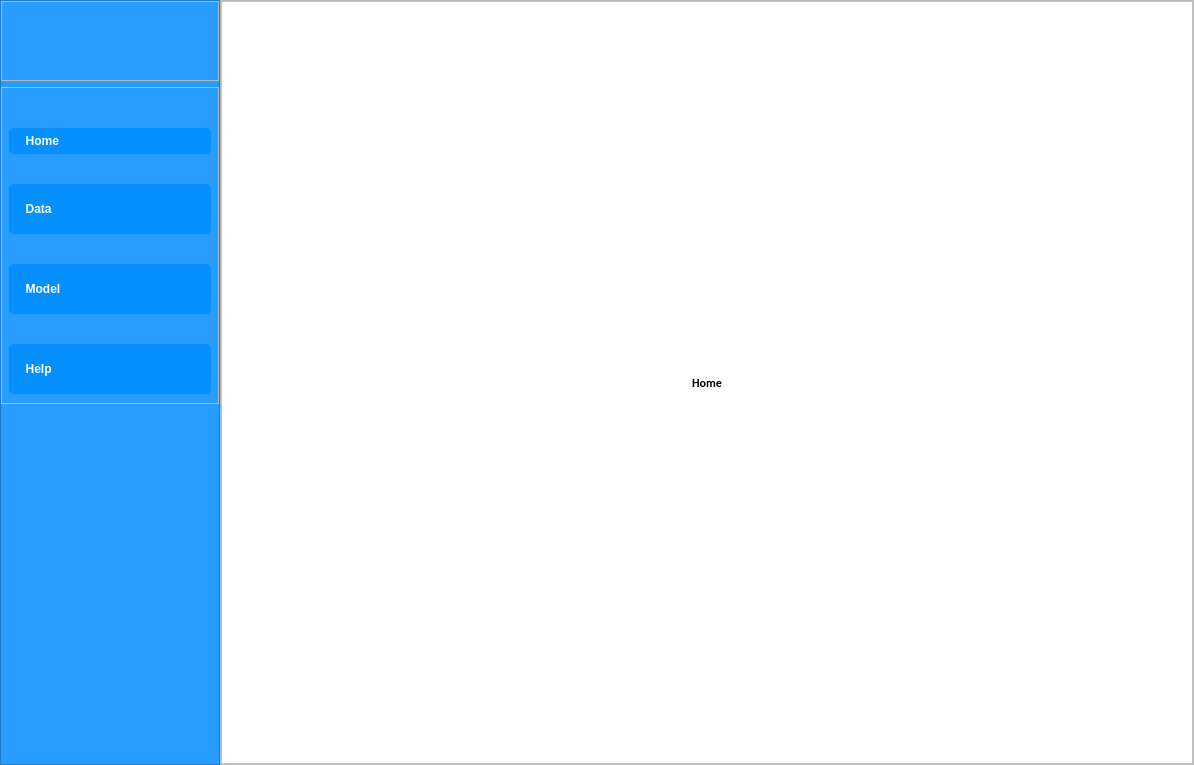
ali7haider/Active-Learning-Platform_PyQT5_Desktop_App, file main.ui: the form before one commit.
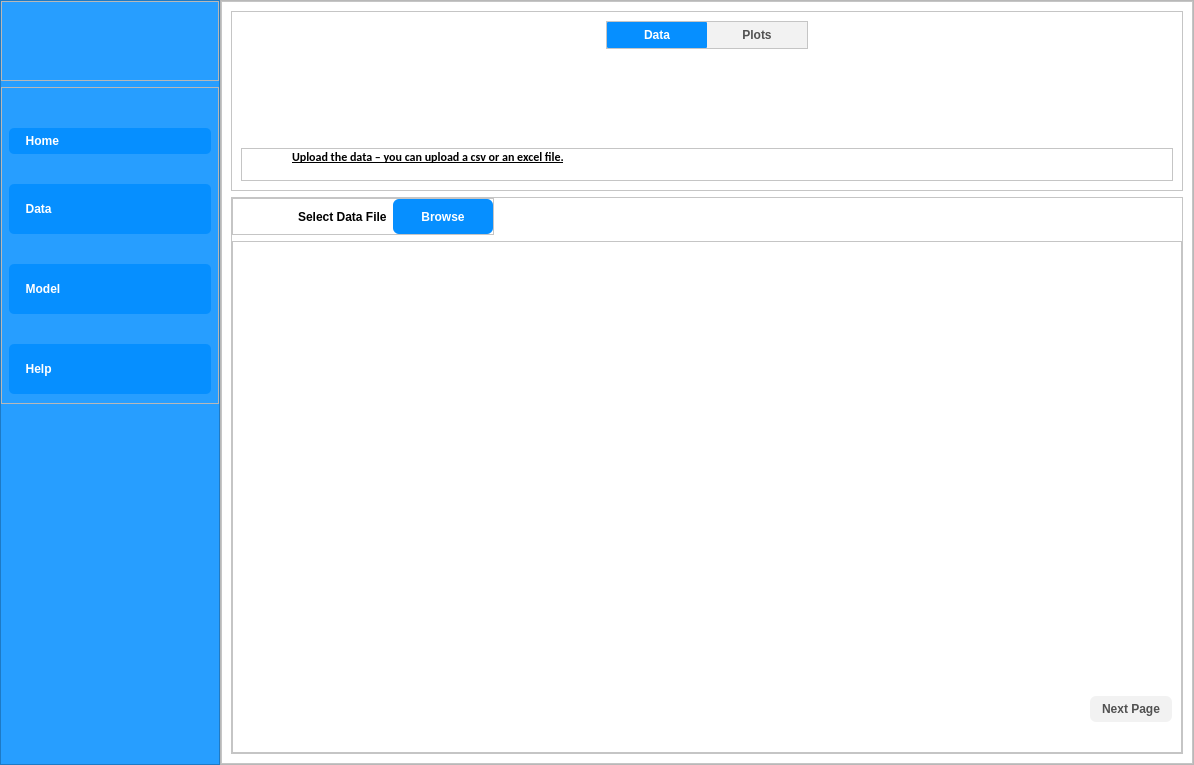
The form after the commit. Icons and pictures are not drawn.

Commit message: Implement Home Page

The edit to the form file:
```diff
--- a/main.ui
+++ b/main.ui
@@ -378,34 +378,15 @@
 	background-color: rgb(52, 58, 71);
 }
 
-QPushButton {
-    color: white;                      /* Text color */
-    border-radius: 5px;                /* Rounded corners */
-    padding: 6px 12px;                 /* Padding inside button */
-    font-weight: bold;                 /* Bold text */
-	background-color:#068fff;
-	font:  15pt &quot;Calibri&quot;;
 
 
-}
-
-
-QPushButton:pressed {
-       /* Darken the border further when pressed */
-    padding-left: 14px;                /* Slight movement for press effect */
-    padding-top: 6px;                  /* Slight movement for press effect */
-}
-
 QLabel {
     font-weight: bold;   
 }
 
 
 
-QPushButton:hover {
-    background-color: #ffffff;  
-	color:#279eff;       /* Slightly darker color on hover */
-}
+
 #sideBar
 {
     background-color: #279eff
@@ -477,13 +458,31 @@
           </size>
          </property>
          <property name="styleSheet">
-          <string notr="true">QPushButton {
-    padding-left: 10px; /* Add padding for spacing */
+          <string notr="true">
+
+QPushButton {
+    color: white;                      /* Text color */
+    border-radius: 5px;                /* Rounded corners */
+    padding: 6px 12px;                 /* Padding inside button */
+    font-weight: bold;                 /* Bold text */
+	background-color:#068fff;
+	font:  15pt &quot;Calibri&quot;;
+  padding-left: 10px; /* Add padding for spacing */
     padding-right: 0px; /* Remove right padding to avoid extra space */
     text-align: left; /* Align text and image to the left */
 
+
 }
-</string>
+QPushButton:hover {
+    background-color: #ffffff;  
+	color:#279eff;       /* Slightly darker color on hover */
+}
+
+QPushButton:pressed {
+       /* Darken the border further when pressed */
+    padding-left: 14px;                /* Slight movement for press effect */
+    padding-top: 6px;                  /* Slight movement for press effect */
+}</string>
          </property>
          <property name="frameShape">
           <enum>QFrame::StyledPanel</enum>
@@ -723,6 +722,12 @@
              <string notr="true">background-color:white;</string>
             </property>
             <widget class="QWidget" name="homePage">
+             <property name="styleSheet">
+              <string notr="true">QLabel{
+	font:  12pt &quot;Calibri&quot;;
+color:black;
+}</string>
+             </property>
              <layout class="QVBoxLayout" name="verticalLayout_3">
               <property name="leftMargin">
                <number>0</number>
@@ -746,26 +751,318 @@
                 </property>
                 <layout class="QVBoxLayout" name="verticalLayout_4">
                  <item>
-                  <widget class="QLabel" name="label_2">
-                   <property name="font">
-                    <font>
-                     <family>Calibri</family>
-                     <pointsize>20</pointsize>
-                     <weight>9</weight>
-                     <italic>false</italic>
-                     <bold>false</bold>
-                    </font>
+                  <widget class="QFrame" name="frame_7">
+                   <property name="maximumSize">
+                    <size>
+                     <width>16777215</width>
+                     <height>180</height>
+                    </size>
                    </property>
-                   <property name="styleSheet">
-                    <string notr="true">color:black;
-font: 75 20pt &quot;Calibri&quot;;</string>
+                   <property name="frameShape">
+                    <enum>QFrame::StyledPanel</enum>
                    </property>
-                   <property name="text">
-                    <string>Home</string>
+                   <property name="frameShadow">
+                    <enum>QFrame::Raised</enum>
                    </property>
-                   <property name="alignment">
-                    <set>Qt::AlignCenter</set>
+                   <layout class="QVBoxLayout" name="verticalLayout_12">
+                    <item alignment="Qt::AlignHCenter">
+                     <widget class="QFrame" name="frame_9">
+                      <property name="minimumSize">
+                       <size>
+                        <width>0</width>
+                        <height>0</height>
+                       </size>
+                      </property>
+                      <property name="maximumSize">
+                       <size>
+                        <width>16777215</width>
+                        <height>50</height>
+                       </size>
+                      </property>
+                      <property name="styleSheet">
+                       <string notr="true"/>
+                      </property>
+                      <property name="frameShape">
+                       <enum>QFrame::StyledPanel</enum>
+                      </property>
+                      <property name="frameShadow">
+                       <enum>QFrame::Raised</enum>
+                      </property>
+                      <layout class="QHBoxLayout" name="horizontalLayout">
+                       <property name="spacing">
+                        <number>0</number>
+                       </property>
+                       <property name="leftMargin">
+                        <number>0</number>
+                       </property>
+                       <property name="topMargin">
+                        <number>0</number>
+                       </property>
+                       <property name="rightMargin">
+                        <number>0</number>
+                       </property>
+                       <property name="bottomMargin">
+                        <number>0</number>
+                       </property>
+                       <item>
+                        <widget class="QPushButton" name="pushButton">
+                         <property name="minimumSize">
+                          <size>
+                           <width>100</width>
+                           <height>0</height>
+                          </size>
+                         </property>
+                         <property name="cursor">
+                          <cursorShape>PointingHandCursor</cursorShape>
+                         </property>
+                         <property name="styleSheet">
+                          <string notr="true">QPushButton {
+    color: white;                      /* Text color */
+    padding: 6px 12px;                 /* Padding inside button */
+    font-weight: bold;                 /* Bold text */
+	background-color:#068fff;
+	font:  12pt &quot;Calibri&quot;;
+    border-radius: 1px;                /* Rounded corners */
+
+
+}</string>
+                         </property>
+                         <property name="text">
+                          <string>Data</string>
+                         </property>
+                        </widget>
+                       </item>
+                       <item>
+                        <widget class="QPushButton" name="pushButton_2">
+                         <property name="minimumSize">
+                          <size>
+                           <width>100</width>
+                           <height>0</height>
+                          </size>
+                         </property>
+                         <property name="cursor">
+                          <cursorShape>PointingHandCursor</cursorShape>
+                         </property>
+                         <property name="styleSheet">
+                          <string notr="true">
+QPushButton {
+    color: white;                      /* Text color */
+    border-radius: 1px;                /* Rounded corners */
+    padding: 6px 12px;                 /* Padding inside button */
+    font-weight: bold;                 /* Bold text */
+background-color:#f2f2f2;
+	font:  12pt &quot;Calibri&quot;;
+color:#515151;
+
+
+}</string>
+                         </property>
+                         <property name="text">
+                          <string>Plots</string>
+                         </property>
+                        </widget>
+                       </item>
+                      </layout>
+                     </widget>
+                    </item>
+                    <item>
+                     <spacer name="verticalSpacer">
+                      <property name="orientation">
+                       <enum>Qt::Vertical</enum>
+                      </property>
+                      <property name="sizeHint" stdset="0">
+                       <size>
+                        <width>20</width>
+                        <height>40</height>
+                       </size>
+                      </property>
+                     </spacer>
+                    </item>
+                    <item>
+                     <widget class="QFrame" name="frame_10">
+                      <property name="maximumSize">
+                       <size>
+                        <width>16777215</width>
+                        <height>16777215</height>
+                       </size>
+                      </property>
+                      <property name="frameShape">
+                       <enum>QFrame::StyledPanel</enum>
+                      </property>
+                      <property name="frameShadow">
+                       <enum>QFrame::Raised</enum>
+                      </property>
+                      <layout class="QVBoxLayout" name="verticalLayout_13">
+                       <property name="spacing">
+                        <number>0</number>
+                       </property>
+                       <property name="leftMargin">
+                        <number>50</number>
+                       </property>
+                       <property name="topMargin">
+                        <number>0</number>
+                       </property>
+                       <property name="rightMargin">
+                        <number>0</number>
+                       </property>
+                       <property name="bottomMargin">
+                        <number>0</number>
+                       </property>
+                       <item>
+                        <widget class="QLabel" name="label_2">
+                         <property name="font">
+                          <font>
+                           <family>Calibri</family>
+                           <pointsize>12</pointsize>
+                           <weight>50</weight>
+                           <italic>false</italic>
+                           <bold>false</bold>
+                           <underline>true</underline>
+                          </font>
+                         </property>
+                         <property name="styleSheet">
+                          <string notr="true"/>
+                         </property>
+                         <property name="text">
+                          <string>Upload the data – you can upload a csv or an excel file.
+</string>
+                         </property>
+                        </widget>
+                       </item>
+                      </layout>
+                     </widget>
+                    </item>
+                   </layout>
+                  </widget>
+                 </item>
+                 <item>
+                  <widget class="QFrame" name="frame_8">
+                   <property name="frameShape">
+                    <enum>QFrame::StyledPanel</enum>
                    </property>
+                   <property name="frameShadow">
+                    <enum>QFrame::Raised</enum>
+                   </property>
+                   <layout class="QVBoxLayout" name="verticalLayout_14">
+                    <property name="leftMargin">
+                     <number>0</number>
+                    </property>
+                    <property name="topMargin">
+                     <number>0</number>
+                    </property>
+                    <property name="rightMargin">
+                     <number>0</number>
+                    </property>
+                    <property name="bottomMargin">
+                     <number>0</number>
+                    </property>
+                    <item alignment="Qt::AlignLeft">
+                     <widget class="QFrame" name="frame_11">
+                      <property name="maximumSize">
+                       <size>
+                        <width>16777215</width>
+                        <height>60</height>
+                       </size>
+                      </property>
+                      <property name="frameShape">
+                       <enum>QFrame::StyledPanel</enum>
+                      </property>
+                      <property name="frameShadow">
+                       <enum>QFrame::Raised</enum>
+                      </property>
+                      <layout class="QHBoxLayout" name="horizontalLayout_4">
+                       <property name="leftMargin">
+                        <number>65</number>
+                       </property>
+                       <property name="topMargin">
+                        <number>0</number>
+                       </property>
+                       <property name="rightMargin">
+                        <number>0</number>
+                       </property>
+                       <property name="bottomMargin">
+                        <number>0</number>
+                       </property>
+                       <item>
+                        <widget class="QLabel" name="label_6">
+                         <property name="text">
+                          <string>Select Data File</string>
+                         </property>
+                        </widget>
+                       </item>
+                       <item>
+                        <widget class="QPushButton" name="pushButton_3">
+                         <property name="minimumSize">
+                          <size>
+                           <width>100</width>
+                           <height>35</height>
+                          </size>
+                         </property>
+                         <property name="cursor">
+                          <cursorShape>PointingHandCursor</cursorShape>
+                         </property>
+                         <property name="styleSheet">
+                          <string notr="true">QPushButton {
+    color: white;                      /* Text color */
+    padding: 6px 12px;                 /* Padding inside button */
+    font-weight: bold;                 /* Bold text */
+	background-color:#068fff;
+	font:  12pt &quot;Calibri&quot;;
+    border-radius: 6px;                /* Rounded corners */
+
+
+}</string>
+                         </property>
+                         <property name="text">
+                          <string>Browse</string>
+                         </property>
+                        </widget>
+                       </item>
+                      </layout>
+                     </widget>
+                    </item>
+                    <item>
+                     <widget class="QFrame" name="frame_12">
+                      <property name="frameShape">
+                       <enum>QFrame::StyledPanel</enum>
+                      </property>
+                      <property name="frameShadow">
+                       <enum>QFrame::Raised</enum>
+                      </property>
+                      <layout class="QVBoxLayout" name="verticalLayout_15">
+                       <property name="bottomMargin">
+                        <number>30</number>
+                       </property>
+                       <item>
+                        <widget class="QTableWidget" name="tableWidget"/>
+                       </item>
+                       <item alignment="Qt::AlignRight">
+                        <widget class="QPushButton" name="pushButton_4">
+                         <property name="cursor">
+                          <cursorShape>PointingHandCursor</cursorShape>
+                         </property>
+                         <property name="styleSheet">
+                          <string notr="true">QPushButton {
+    color: white;                      /* Text color */
+    border-radius: 6px;                /* Rounded corners */
+    padding: 6px 12px;                 /* Padding inside button */
+    font-weight: bold;                 /* Bold text */
+    background-color: #f2f2f2;
+    font:  12pt &quot;Calibri&quot;;
+    color: #515151;
+    box-shadow: 0 4px 6px rgba(128, 128, 128, 0.2); /* Grey shadow */
+}
+</string>
+                         </property>
+                         <property name="text">
+                          <string>Next Page</string>
+                         </property>
+                        </widget>
+                       </item>
+                      </layout>
+                     </widget>
+                    </item>
+                   </layout>
                   </widget>
                  </item>
                 </layout>
```
